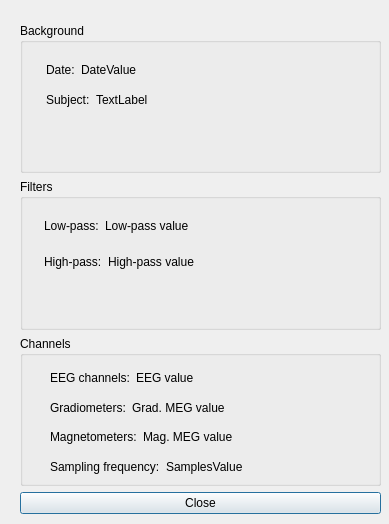
Old version of the form hoksotin/ui/qt4Designer/infoDialog.ui in the repository cibr-jyu/meggie.
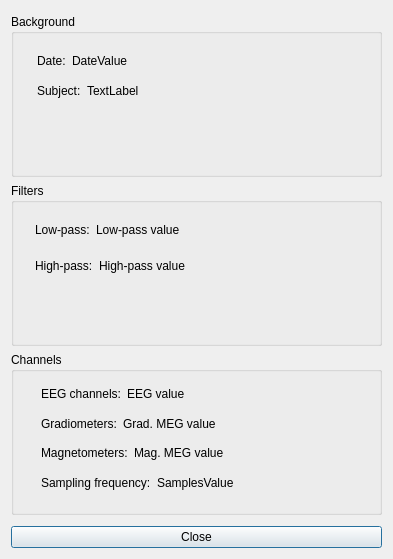
New version of the form.

The edit to the form file:
```diff
--- a/hoksotin/ui/qt4Designer/infoDialog.ui
+++ b/hoksotin/ui/qt4Designer/infoDialog.ui
@@ -6,8 +6,8 @@
    <rect>
     <x>0</x>
     <y>0</y>
-    <width>389</width>
-    <height>524</height>
+    <width>393</width>
+    <height>559</height>
    </rect>
   </property>
   <property name="sizePolicy">
@@ -19,13 +19,37 @@
   <property name="windowTitle">
    <string>Measurement info</string>
   </property>
+  <layout class="QVBoxLayout" name="verticalLayout_6">
+   <item>
+    <widget class="QScrollArea" name="scrollArea">
+     <property name="frameShape">
+      <enum>QFrame::NoFrame</enum>
+     </property>
+     <property name="widgetResizable">
+      <bool>true</bool>
+     </property>
+     <widget class="QWidget" name="scrollAreaWidgetContents">
+      <property name="geometry">
+       <rect>
+        <x>0</x>
+        <y>0</y>
+        <width>375</width>
+        <height>512</height>
+       </rect>
+      </property>
+      <property name="minimumSize">
+       <size>
+        <width>369</width>
+        <height>504</height>
+       </size>
+      </property>
   <widget class="QWidget" name="layoutWidget">
    <property name="geometry">
     <rect>
-     <x>20</x>
-     <y>23</y>
-     <width>361</width>
-     <height>491</height>
+         <x>0</x>
+         <y>3</y>
+         <width>371</width>
+         <height>501</height>
     </rect>
    </property>
    <layout class="QVBoxLayout" name="verticalLayout_5">
@@ -288,6 +312,11 @@
       </item>
      </layout>
     </item>
+       </layout>
+      </widget>
+     </widget>
+    </widget>
+   </item>
     <item>
      <widget class="QPushButton" name="ButtonClose">
       <property name="text">
@@ -296,7 +325,6 @@
      </widget>
     </item>
    </layout>
-  </widget>
  </widget>
  <resources/>
  <connections/>
```
Lines whose indentation alone changed are shown as unchanged.
